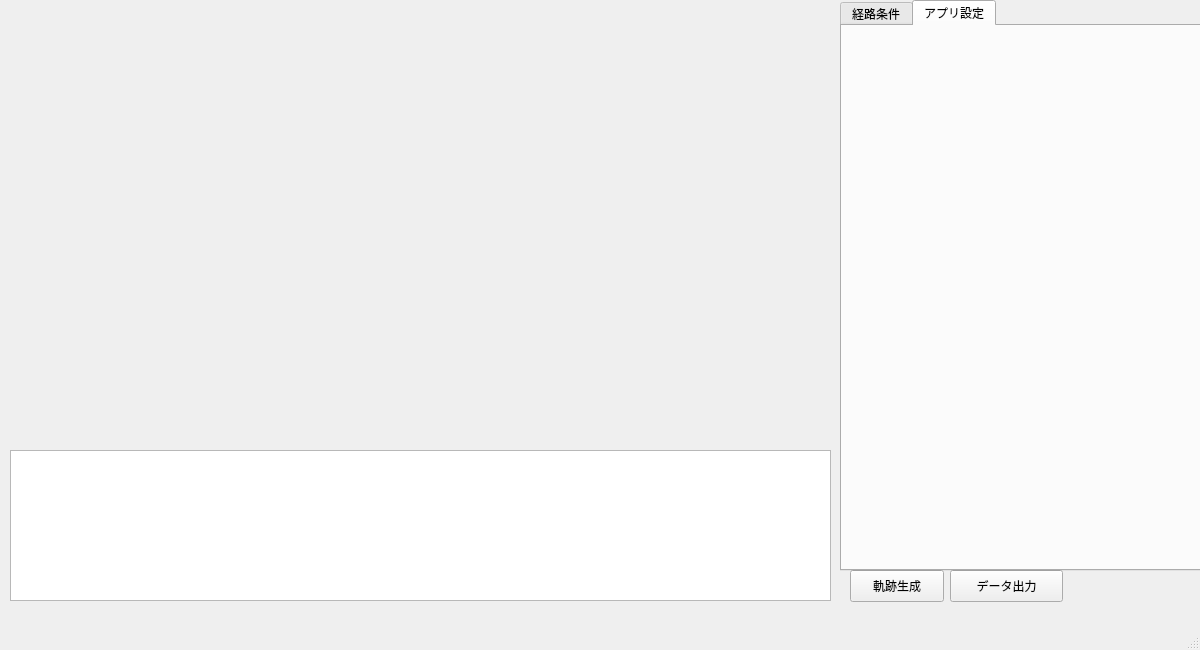
Old version of the form trajectory_generator.ui in the repository surpace0924/trajectory_generator.
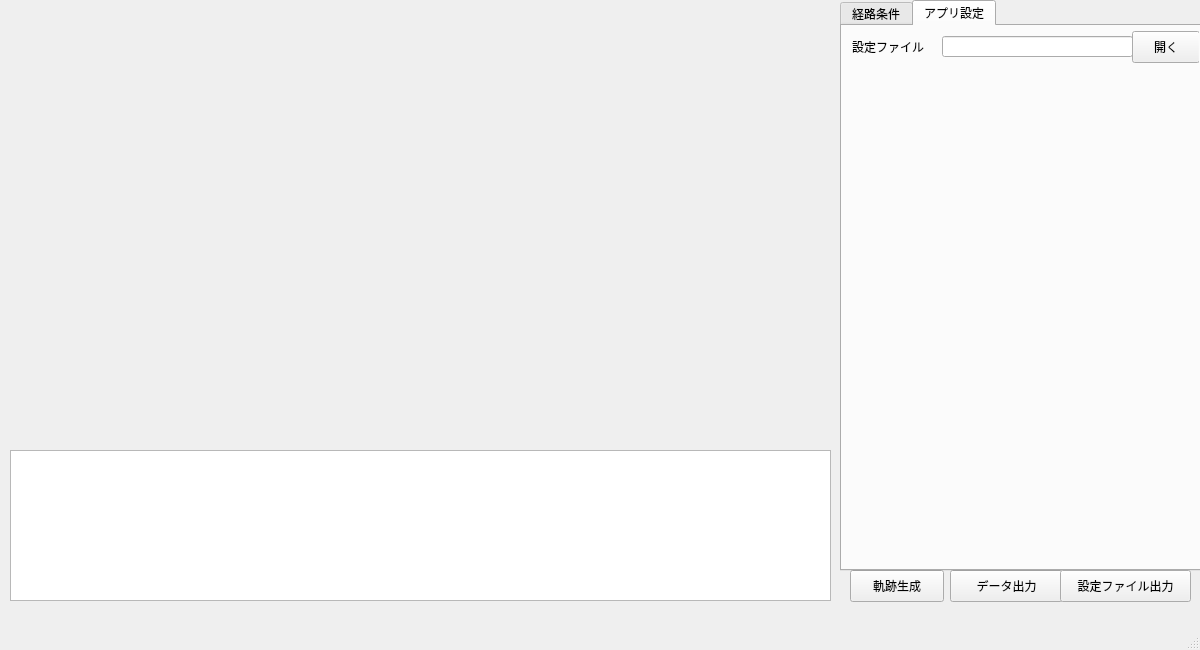
New version of the form. The open tabs and pages were chosen to show the change.

```diff
--- a/trajectory_generator.ui
+++ b/trajectory_generator.ui
@@ -359,8 +359,66 @@
      <attribute name="title">
       <string>アプリ設定</string>
      </attribute>
+     <widget class="QLabel" name="label_7">
+      <property name="geometry">
+       <rect>
+        <x>10</x>
+        <y>10</y>
+        <width>91</width>
+        <height>21</height>
+       </rect>
+      </property>
+      <property name="text">
+       <string>設定ファイル</string>
+      </property>
+     </widget>
+     <widget class="QLineEdit" name="lineEdit_4">
+      <property name="geometry">
+       <rect>
+        <x>100</x>
+        <y>10</y>
+        <width>191</width>
+        <height>21</height>
+       </rect>
+      </property>
+      <property name="text">
+       <string/>
+      </property>
+     </widget>
+     <widget class="QPushButton" name="pushButton_7">
+      <property name="geometry">
+       <rect>
+        <x>290</x>
+        <y>5</y>
+        <width>68</width>
+        <height>32</height>
+       </rect>
+      </property>
+      <property name="text">
+       <string>開く</string>
+      </property>
+     </widget>
     </widget>
    </widget>
+   <widget class="QPushButton" name="pushButton_8">
+    <property name="enabled">
+     <bool>true</bool>
+    </property>
+    <property name="geometry">
+     <rect>
+      <x>1060</x>
+      <y>570</y>
+      <width>131</width>
+      <height>32</height>
+     </rect>
+    </property>
+    <property name="text">
+     <string>設定ファイル出力</string>
+    </property>
+    <property name="default">
+     <bool>false</bool>
+    </property>
+   </widget>
   </widget>
   <widget class="QMenuBar" name="menubar">
    <property name="geometry">
```
Left out of the diff: 64 changed lines with no effect on the pictures.
